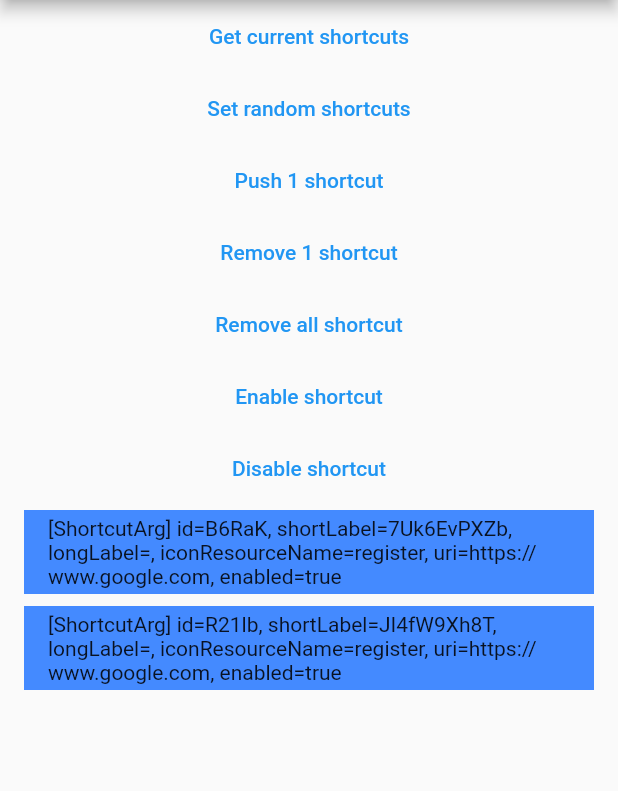
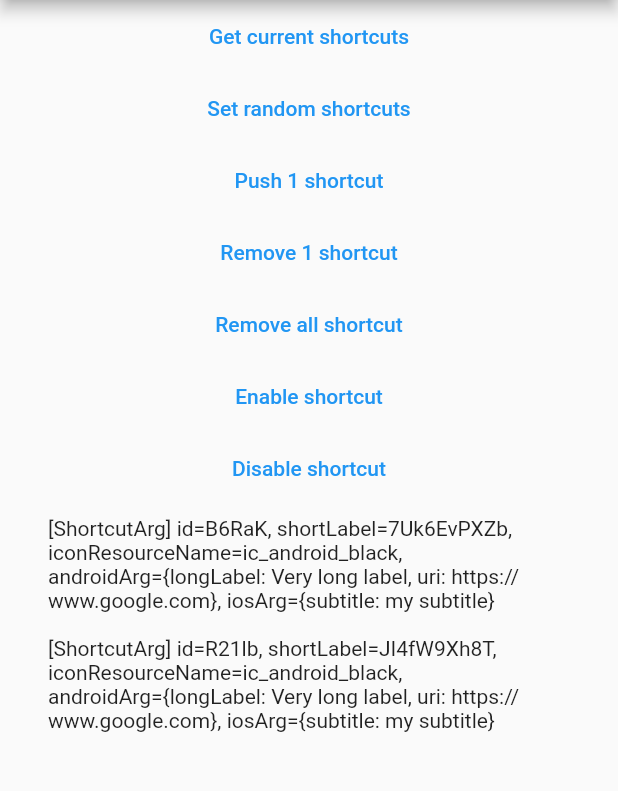
Before and after one commit to ngthailam/flutter_app_short_cut, a Flutter app: the screen it shows after launch, after a tap on "Set random shortcuts", on a phone screen of 412 x 824 dp, the part 84-875 px from its top. Run offline on Flutter 3.47's test engine with Material 2 defaults, Android fonts, the phone set to English and light mode, and no system bars.

Commit message:
[Enhancement#9] Refactor ShortcutArg + Update README.md accordingly

```diff
--- a/example/lib/main.dart
+++ b/example/lib/main.dart
@@ -1,3 +1,4 @@
+import 'dart:io';
 import 'dart:math';
 
 import 'package:flutter/material.dart';
@@ -61,7 +62,6 @@ class _MyAppState extends State<MyApp> {
                   return Container(
                     margin:
                         const EdgeInsets.symmetric(vertical: 4, horizontal: 16),
-                    color: item.enabled ? Colors.blueAccent : Colors.grey,
                     padding:
                         const EdgeInsets.symmetric(horizontal: 16, vertical: 4),
                     child: Column(
@@ -81,10 +81,11 @@ class _MyAppState extends State<MyApp> {
 
   ShortcutArg _randomShortcut() => ShortcutArg(
       id: getRandomString(5),
-      shortLabel: getRandomString(10),
-      iconResourceName: 'register',
-      uri: 'https://www.google.com',
-      );
+      title: getRandomString(10),
+      iconResourceName: 'ic_android_black',
+      androidArg: AndroidArg(
+          uri: 'https://www.google.com', longLabel: "Very long label"),
+      iosArg: IosArg(subtitle: 'my subtitle'));
 
   Widget _getAllBtn() {
     return Builder(builder: (context) {
@@ -97,9 +98,7 @@ class _MyAppState extends State<MyApp> {
               text += "id=" + element.id + "|";
             }
             ScaffoldMessenger.of(context)
-                .showSnackBar(
-                SnackBar(content: Text(text))
-            );
+                .showSnackBar(SnackBar(content: Text(text)));
           },
           child: const Text('Get current shortcuts'));
     });
@@ -157,28 +156,52 @@ class _MyAppState extends State<MyApp> {
   }
 
   Widget _enableBtn() {
-    return TextButton(
+    return Builder(
+      builder: (ctx) => TextButton(
           onPressed: () async {
+            if (_isIos(ctx)) {
+              return;
+            }
             await flutterAppShortcut
                 .enableShortcuts(_shortcuts.map((e) => e.id).toList());
             setState(() {
-            _shortcuts =
-                _shortcuts.map((e) => e.copyWith(enabled: true)).toList();
+              _shortcuts = _shortcuts
+                  .map((e) => e.copyWith(
+                      androidArg: e.androidArg?.copyWith(enabled: true)))
+                  .toList();
             });
           },
-        child: const Text('Enable shortcut'));
+          child: const Text('Enable shortcut')),
+    );
+  }
+
+  bool _isIos(BuildContext context) {
+    if (Platform.isIOS) {
+      ScaffoldMessenger.of(context).showSnackBar(
+          const SnackBar(content: Text('Function on available on IOS')));
+      return true;
+    }
+
+    return false;
   }
 
   Widget _disableBtn() {
-    return TextButton(
+    return Builder(
+      builder: (ctx) => TextButton(
           onPressed: () async {
+            if (_isIos(ctx)) {
+              return;
+            }
             await flutterAppShortcut
                 .disableShortcuts(_shortcuts.map((e) => e.id).toList());
             setState(() {
-            _shortcuts =
-                _shortcuts.map((e) => e.copyWith(enabled: false)).toList();
+              _shortcuts = _shortcuts
+                  .map((e) => e.copyWith(
+                      androidArg: e.androidArg?.copyWith(enabled: false)))
+                  .toList();
             });
           },
-        child: const Text('Disable shortcut'));
+          child: const Text('Disable shortcut')),
+    );
   }
 }
--- a/lib/short_cut_arg.dart
+++ b/lib/short_cut_arg.dart
@@ -1,76 +1,141 @@
+const String keyId = "id";
+const String keyTitle = "title";
+const String keyIconResourceName = "iconResourceName";
+const String keyAndroidArg = "androidArg";
+const String keyIosArg = "iosArg";
+
 class ShortcutArg {
   /// Unique id to identify shortcuts
   final String id;
 
   /// Label of the shortcut
-  final String shortLabel;
-
-  /// Label of the shortcut, if there is enough room, {longLabel} is used
-  /// instead of label
-  /// Default value is {shortLabel}
-  final String longLabel;
+  final String title;
 
   /// App short cut leading icon
   final String iconResourceName;
 
-  /// Uri of target destination when click on shortcut
-  final String uri;
+  /// Args for Android only
+  final AndroidArg? androidArg;
 
-  /// Tells whether the shortcut is enabled or not
-  /// Setting this does NOT enable/disable the shortcut
-  /// please use the FlutterAppShortcut class
-  final bool enabled;
+  /// Args for IOS only
+  final IosArg? iosArg;
 
   ShortcutArg({
     required this.id,
-    required this.shortLabel,
-    this.longLabel = '',
+    required this.title,
     this.iconResourceName = '',
-    this.uri = '',
-    this.enabled = true,
+    this.androidArg,
+    this.iosArg,
   })  : assert(id.isNotEmpty),
-        assert(shortLabel.isNotEmpty);
+        assert(title.isNotEmpty),
+        assert(androidArg != null || iosArg != null);
 
   ShortcutArg copyWith({
     String? id,
-    String? shortLabel,
-    String? longLabel,
+    String? title,
     String? iconResourceName,
-    String? uri,
-    bool? enabled,
+    AndroidArg? androidArg,
+    IosArg? iosArg,
   }) =>
       ShortcutArg(
         id: id ?? this.id,
-        shortLabel: shortLabel ?? this.shortLabel,
-        longLabel: longLabel ?? this.longLabel,
+        title: title ?? this.title,
         iconResourceName: iconResourceName ?? this.iconResourceName,
-        uri: uri ?? this.uri,
-        enabled: enabled ?? this.enabled,
+        androidArg: androidArg ?? this.androidArg,
+        iosArg: iosArg ?? this.iosArg,
       );
 
   Map<String, dynamic> toMap() {
     return {
-      'id': id,
-      'shortLabel': shortLabel,
-      'longLabel': longLabel,
-      'iconResourceName': iconResourceName,
-      'uri': uri,
-      'enabled': enabled,
+      keyId: id,
+      keyTitle: title,
+      keyIconResourceName: iconResourceName,
+      keyAndroidArg: androidArg?.toMap(),
+      keyIosArg: iosArg?.toMap(),
     };
   }
 
   factory ShortcutArg.fromMap(Map<dynamic, dynamic> map) {
     return ShortcutArg(
       id: map['id'] as String,
-        shortLabel: map['shortLabel'] as String,
-        longLabel: (map['longLabel'] is String) ? map['longLabel'] : '',
-        iconResourceName: (map['iconResourceName'] is String) ? map['iconResourceName'] : '',
-        uri: (map['uri'] is String) ? map['uri'] : '',
-        enabled: (map['enabled'] is bool) ? map['enabled'] : true);
+      title: map['title'] as String,
+      iconResourceName:
+          (map['iconResourceName'] is String) ? map['iconResourceName'] : '',
+      androidArg: (map[keyAndroidArg] is Map<dynamic, dynamic>)
+          ? AndroidArg.fromMap(map[keyAndroidArg])
+          : null,
+      iosArg: (map[keyIosArg] is Map<dynamic, dynamic>)
+          ? IosArg.fromMap(map[keyIosArg])
+          : null,
+    );
   }
 
   @override
   String toString() {
-    return "[ShortcutArg] id=$id, shortLabel=$shortLabel, longLabel=$longLabel, iconResourceName=$iconResourceName, uri=$uri, enabled=$enabled";
+    return "[ShortcutArg] id=$id, shortLabel=$title, "
+        "iconResourceName=$iconResourceName, "
+        "androidArg=${androidArg?.toMap()}, iosArg=${iosArg?.toMap()}";
   }
 }
+
+class AndroidArg {
+  /// Label of the shortcut, if there is enough room, {longLabel} is used
+  /// instead of label
+  /// Default value is {shortLabel}
+  final String longLabel;
+
+  /// Uri of target destination when click on shortcut
+  final String uri;
+
+  AndroidArg({this.longLabel = '', this.uri = ''});
+
+  AndroidArg copyWith({
+    String? longLabel,
+    String? uri,
+    bool? enabled,
+  }) =>
+      AndroidArg(
+        longLabel: longLabel ?? this.longLabel,
+        uri: uri ?? this.uri,
+      );
+
+  Map<String, dynamic> toMap() {
+    return {
+      "longLabel": longLabel,
+      "uri": uri,
+    };
+  }
+
+  factory AndroidArg.fromMap(Map<dynamic, dynamic> map) {
+    return AndroidArg(
+      longLabel: map['longLabel'] as String,
+      uri: map['uri'] as String,
+    );
+  }
+}
+
+class IosArg {
+  /// Subtitle beneath title
+  final String subtitle;
+
+  IosArg({this.subtitle = ''});
+
+  IosArg copyWith({
+    String? subtitle,
+  }) =>
+      IosArg(
+        subtitle: subtitle ?? this.subtitle,
+      );
+
+  Map<String, dynamic> toMap() {
+    return {
+      "subtitle": subtitle,
+    };
+  }
+
+  factory IosArg.fromMap(Map<dynamic, dynamic> map) {
+    return IosArg(
+      subtitle: map['subtitle'] as String,
+    );
+  }
+}
```
Also changed, not shown: 4 other files. Lines whose indentation alone changed are shown as unchanged.
